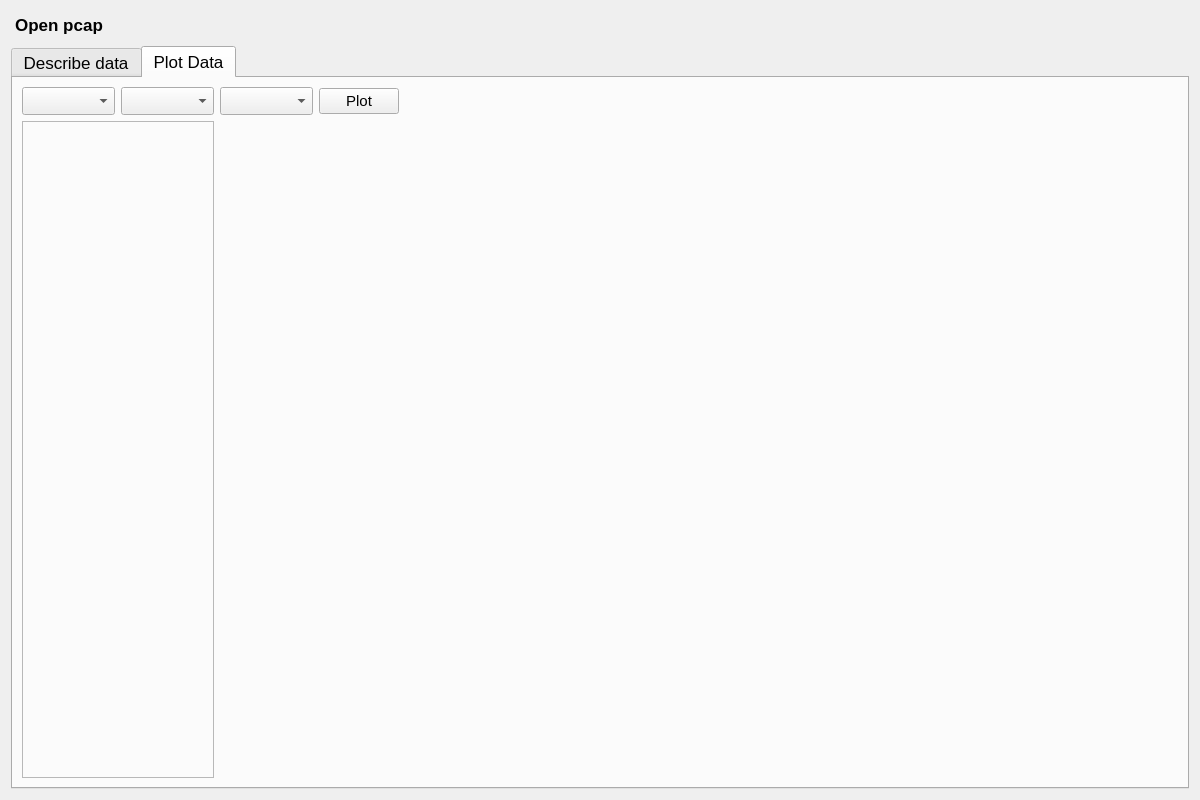
Above: NetworkTrafficAnalysisTool/DetectCovertChannel.ui from Musallem/NetworkTrafficAnalysisTool before the change. Below: the same form after it.
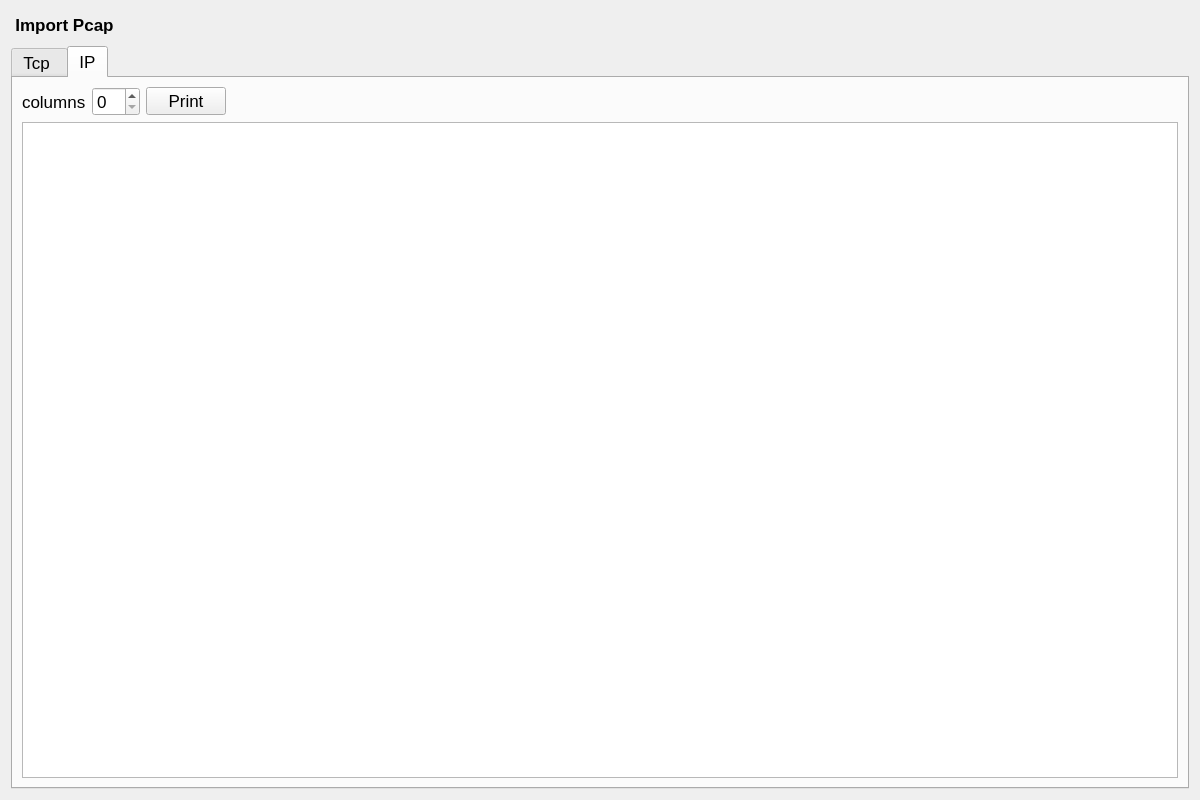
That is the form after the change. The open tabs and pages were chosen to show the change. Icons and pictures are not drawn.

```diff
--- a/NetworkTrafficAnalysisTool/DetectCovertChannel.ui
+++ b/NetworkTrafficAnalysisTool/DetectCovertChannel.ui
@@ -46,7 +46,7 @@
 border-color: rgb(255, 97, 100);</string>
        </property>
        <property name="text">
-        <string>Open pcap</string>
+        <string>Import Pcap</string>
        </property>
        <property name="icon">
         <iconset>
@@ -104,7 +104,7 @@
        </property>
        <widget class="QWidget" name="tab">
         <attribute name="title">
-         <string>Describe data</string>
+         <string>Tcp </string>
         </attribute>
         <layout class="QGridLayout" name="gridLayout_2">
          <item row="0" column="3">
@@ -149,41 +149,17 @@
        </widget>
        <widget class="QWidget" name="tab_2">
         <attribute name="title">
-         <string>Plot Data</string>
+         <string>IP</string>
         </attribute>
         <layout class="QGridLayout" name="gridLayout_3">
-         <item row="1" column="0" colspan="2">
-          <widget class="QFrame" name="frame">
-           <property name="frameShape">
-            <enum>QFrame::StyledPanel</enum>
-           </property>
-           <property name="frameShadow">
-            <enum>QFrame::Raised</enum>
-           </property>
-          </widget>
-         </item>
-         <item row="0" column="0">
-          <widget class="QComboBox" name="comboBox"/>
-         </item>
-         <item row="0" column="2">
-          <widget class="QComboBox" name="comboBox_3"/>
-         </item>
-         <item row="0" column="3">
-          <widget class="QPushButton" name="pushButton">
-           <property name="font">
-            <font>
-             <pointsize>11</pointsize>
-            </font>
-           </property>
+         <item row="1" column="0">
+          <widget class="QLabel" name="label_2">
            <property name="text">
-            <string>Plot</string>
+            <string>columns</string>
            </property>
           </widget>
          </item>
-         <item row="0" column="1">
-          <widget class="QComboBox" name="comboBox_2"/>
-         </item>
-         <item row="0" column="4">
+         <item row="1" column="3">
           <spacer name="horizontalSpacer_3">
            <property name="orientation">
             <enum>Qt::Horizontal</enum>
@@ -196,6 +172,19 @@
            </property>
           </spacer>
          </item>
+         <item row="3" column="0" colspan="4">
+          <widget class="QTableWidget" name="tableWidget_2"/>
+         </item>
+         <item row="1" column="1">
+          <widget class="QSpinBox" name="spinBox_2"/>
+         </item>
+         <item row="1" column="2">
+          <widget class="QPushButton" name="BtnDescribe1">
+           <property name="text">
+            <string>Print</string>
+           </property>
+          </widget>
+         </item>
         </layout>
        </widget>
       </widget>
```
Left out of the diff: 14 changed lines with no effect on the pictures.
